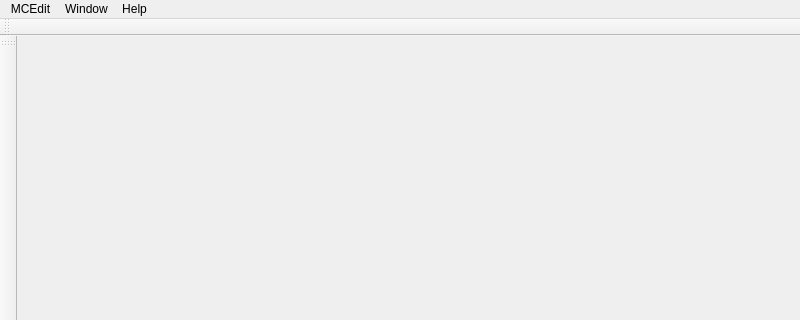
Old version of the form src/mcedit2/ui/main_window.ui in the repository mcedit/mcedit2; both pictures show x 0 to 800 and y 0 to 320 of the 800 by 619 pixel window.
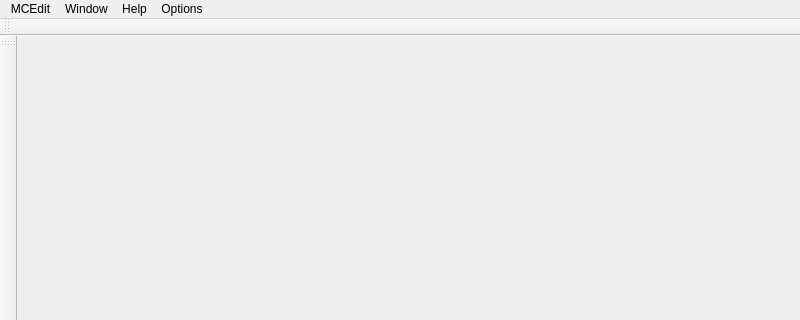
New version of the form.

Commit message: Add Options menu, implement "Enable Lighting Updates" setting, leave Preferences and Configure Blocks/Items unfinished.

```diff
--- a/src/mcedit2/ui/main_window.ui
+++ b/src/mcedit2/ui/main_window.ui
@@ -72,9 +72,20 @@
      <string>Window</string>
     </property>
    </widget>
+   <widget class="QMenu" name="menuOptions">
+    <property name="title">
+     <string>Options</string>
+    </property>
+    <addaction name="actionEnable_Lighting_Updates"/>
+    <addaction name="separator"/>
+    <addaction name="actionConfigure_Blocks_Items"/>
+    <addaction name="separator"/>
+    <addaction name="actionPreferences"/>
+   </widget>
    <addaction name="menuMCEdit"/>
    <addaction name="menuWindow"/>
    <addaction name="menuHelp"/>
+   <addaction name="menuOptions"/>
   </widget>
   <widget class="QStatusBar" name="statusbar"/>
   <widget class="QToolBar" name="toolsToolBar">
```
Left out of the diff: 24 changed lines with no effect on the pictures. The commit also changes 5 other files.
